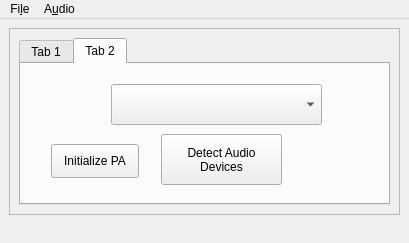
Before: the Qt Designer form src/noter-gui/hello.ui in GMG-Hunter-2018/note-recognition, drawn with Qt 5.
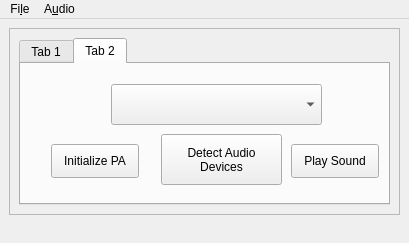
After: the same form once the commit is applied.

The edit to the form file:
```diff
--- a/src/noter-gui/hello.ui
+++ b/src/noter-gui/hello.ui
@@ -134,6 +134,19 @@
 Devices</string>
            </property>
           </widget>
+          <widget class="QPushButton" name="paPlay">
+           <property name="geometry">
+            <rect>
+             <x>270</x>
+             <y>80</y>
+             <width>88</width>
+             <height>34</height>
+            </rect>
+           </property>
+           <property name="text">
+            <string>Play Sound</string>
+           </property>
+          </widget>
          </widget>
         </widget>
        </item>
```
